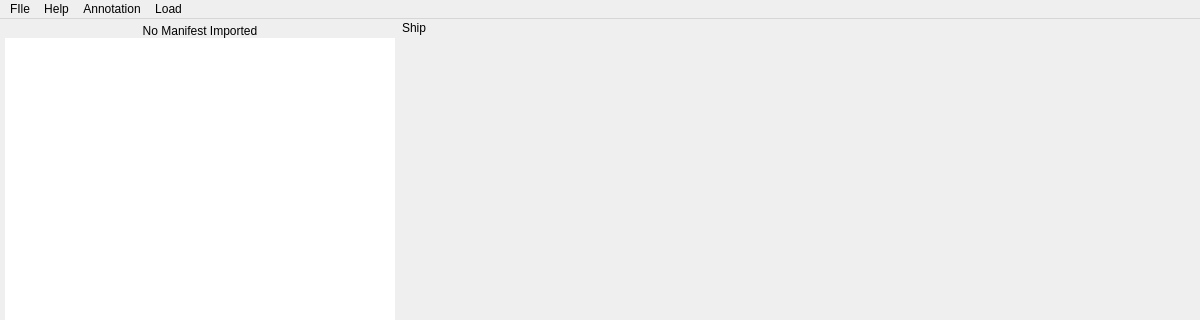
The window that GUI/mainwindow.ui (SanLee-CSStudent/AlphaCrane) describes before a commit, drawn with Qt 5; both pictures show x 0 to 1200 and y 0 to 320 of the 1200 by 800 pixel window.
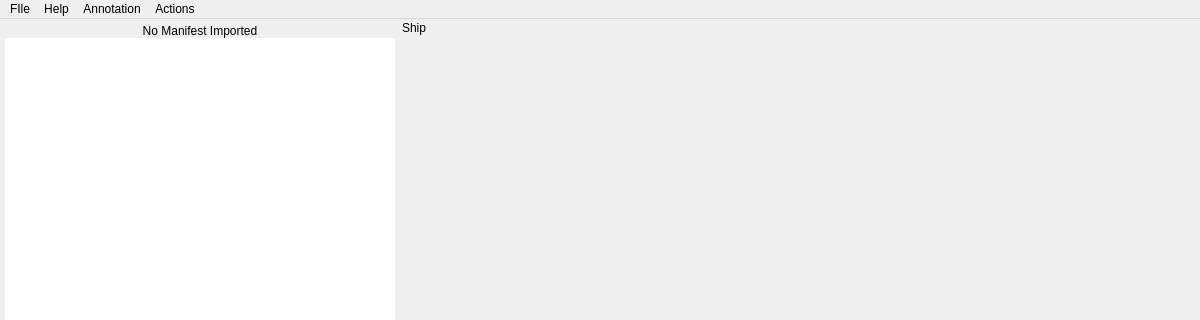
The same window after the commit.

Commit message: Partially working load and unload

Patch:
```diff
--- a/GUI/mainwindow.ui
+++ b/GUI/mainwindow.ui
@@ -281,7 +281,7 @@
    </widget>
    <widget class="QMenu" name="menuLoad">
     <property name="title">
-     <string>Load</string>
+     <string>Actions</string>
     </property>
     <addaction name="actionLoad_container"/>
    </widget>
```
Left out of the diff: 6 changed lines with no effect on the pictures. The commit also changes 8 other files.
